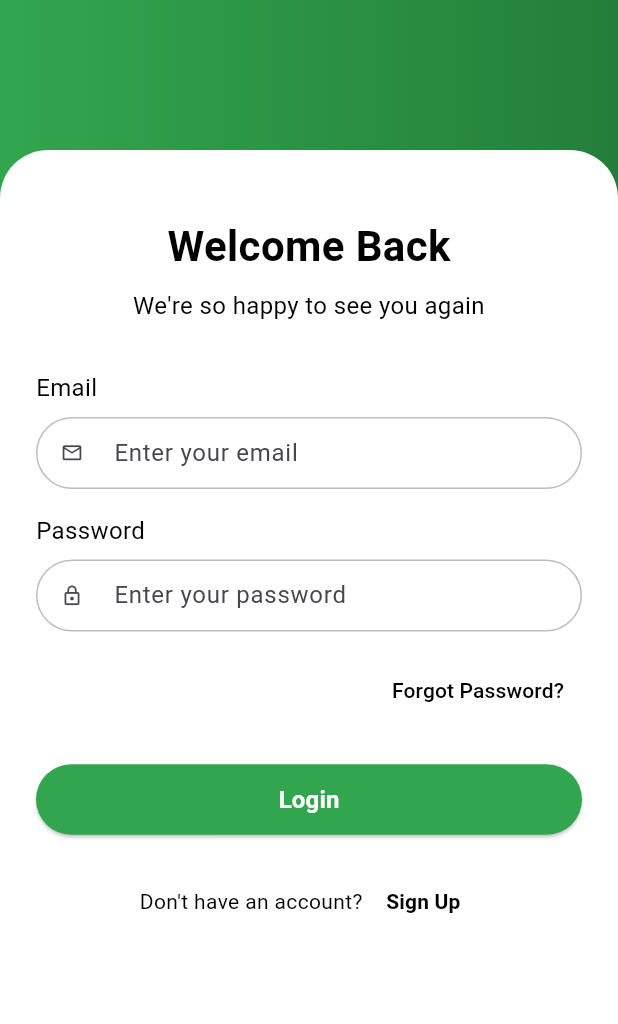
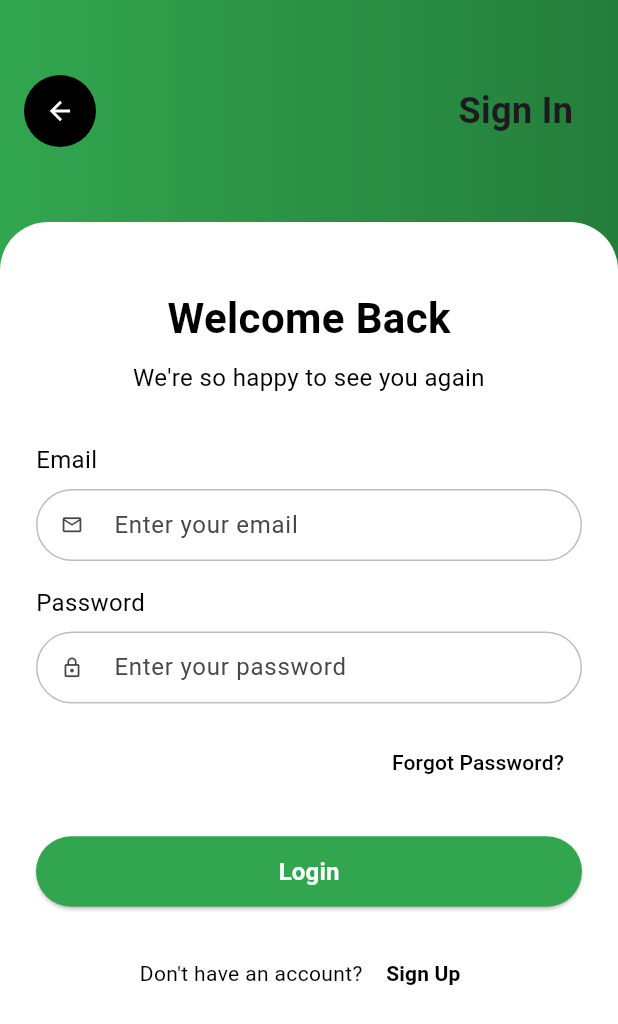
Before and after one commit to JayaneshB/OGPAY, a Flutter app: the screen it shows after launch, after a tap on "Login", on a phone screen of 412 x 824 dp. Shown: the top 1024 px of the screen. Run offline on Flutter 3.47's test engine with Material 3 defaults, Android fonts, the phone set to English and light mode, and no system bars; our stand-ins replace go_router.

Commit message:
ui updated

```diff
--- a/lib/features/presentation/login/screen/login_screen.dart
+++ b/lib/features/presentation/login/screen/login_screen.dart
@@ -33,7 +33,32 @@ class _LoginScreenState extends State<LoginScreen> {
           child: Column(
             children: [
               /// TOP WHITE SPACE
-              SizedBox(height: MediaQuery.of(context).padding.top + 100),
+              SizedBox(
+                width: double.infinity, // 👈 forces full width
+                child: Row(
+                  children: [
+                    const Padding(
+                      padding: EdgeInsets.only(top: 50, left: 16),
+                      child: BackButtonWidget(),
+                    ),
+
+                    const Spacer(),
+
+                    Padding(
+                      padding: const EdgeInsets.only(top: 50, right: 30),
+                      child: Text(
+                        "Sign In",
+                        style: TextStyle(
+                          fontSize: 24,
+                          fontWeight: FontWeight.bold,
+                        ),
+                      ),
+                    ),
+                  ],
+                ),
+              ),
+
+              const SizedBox(height: 50),
 
               /// LOGIN CARD FILLS REST OF SCREEN
               Expanded(
@@ -105,11 +130,6 @@ class LoginCard extends StatelessWidget {
                 ],
               ),
             ),
-          ),
-
-          Column(crossAxisAlignment: CrossAxisAlignment.stretch, children: [
-
-            ],
           ),
         ],
       ),
@@ -278,3 +298,24 @@ class SignUpContent extends StatelessWidget {
     );
   }
 }
+
+class BackButtonWidget extends StatelessWidget {
+  const BackButtonWidget({super.key});
+
+  @override
+  Widget build(BuildContext context) {
+    return Align(
+      alignment: Alignment.centerLeft,
+      child: Container(
+        decoration: BoxDecoration(
+          color: Colors.black,
+          borderRadius: BorderRadius.circular(25),
+        ),
+        child: IconButton(
+          icon: const Icon(Icons.arrow_back, color: Colors.white, size: 20),
+          onPressed: () => context.pop(),
+        ),
+      ),
+    );
+  }
+}
```
